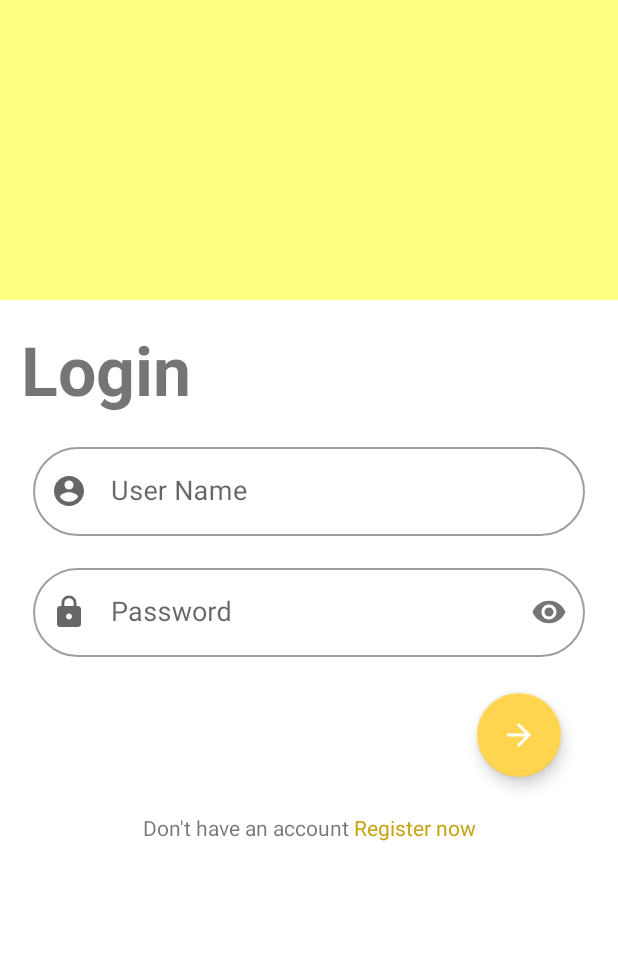
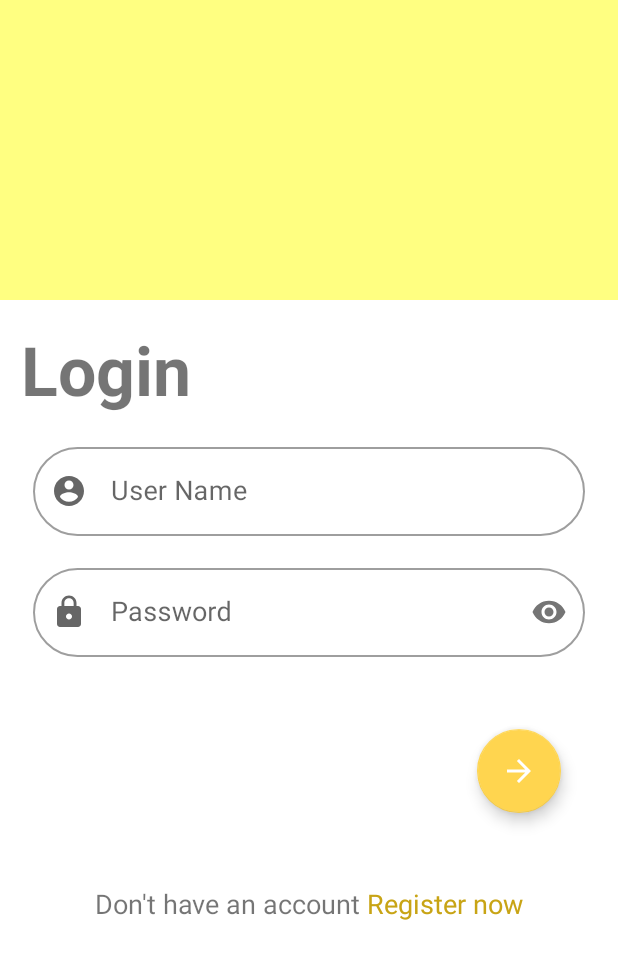
Before and after one commit to mokhtarmoustafa/IPatient, an Android app: the screen it shows after launch (MainActivity), on a phone screen of 412 x 824 dp. Shown: the top 959 px of the screen. Run offline under Robolectric (Android 15) with nearby library versions, the phone set to English and light mode, and no system bars; our stand-ins replace data binding, navigation-ui.

Commit message:
Home screen - show full screen mode

```diff
--- a/app/src/main/java/com/twoam/ipatient/MainActivity.kt
+++ b/app/src/main/java/com/twoam/ipatient/MainActivity.kt
@@ -1,9 +1,11 @@
 package com.twoam.ipatient
 
 import android.app.Activity
+import android.graphics.Color
 import androidx.appcompat.app.AppCompatActivity
 import android.os.Bundle
 import android.view.LayoutInflater
+import android.view.View
 import androidx.annotation.IdRes
 import androidx.navigation.NavController
 import androidx.navigation.Navigation
@@ -23,6 +25,11 @@ class MainActivity : AppCompatActivity() {
     //region Events
     override fun onCreate(savedInstanceState: Bundle?) {
         super.onCreate(savedInstanceState)
+
+        window?.decorView?.systemUiVisibility = (View.SYSTEM_UI_FLAG_LAYOUT_STABLE
+                or View.SYSTEM_UI_FLAG_LAYOUT_FULLSCREEN)
+        window.statusBarColor = Color.TRANSPARENT
+
         binding = ActivityMainBinding.inflate(
             LayoutInflater.from(this)
         )
--- a/app/src/main/res/layout/login_fragment.xml
+++ b/app/src/main/res/layout/login_fragment.xml
@@ -85,7 +85,7 @@
         android:id="@+id/btn_login"
         android:layout_width="wrap_content"
         android:layout_height="wrap_content"
-        android:layout_marginTop="24dp"
+        android:layout_marginTop="48dp"
         android:layout_marginEnd="24dp"
         android:contentDescription="@string/content"
         android:src="@drawable/ic_login"
@@ -97,8 +97,9 @@
         android:id="@+id/tv_register"
         android:layout_width="0dp"
         android:layout_height="wrap_content"
-        android:layout_marginTop="24dp"
+        android:layout_marginTop="48dp"
         android:gravity="center"
+        android:textSize="18sp"
         android:text="@string/don_t_have_an_account_register_now"
         app:layout_constraintEnd_toEndOf="parent"
         app:layout_constraintStart_toStartOf="parent"
--- a/app/src/main/res/values-night/themes.xml
+++ b/app/src/main/res/values-night/themes.xml
@@ -13,4 +13,17 @@
         <item name="android:statusBarColor" tools:targetApi="l">?attr/colorPrimaryVariant</item>
         <!-- Customize your theme here. -->
     </style>
+
+
+    <style name="OutlinedRoundedBox" parent="Widget.MaterialComponents.TextInputLayout.OutlinedBox">
+        <item name="shapeAppearanceOverlay">
+            @style/ShapeAppearanceOverlay.MyApp.TextInputLayout.Rounded
+        </item>
+    </style>
+
+    <style name="ShapeAppearanceOverlay.MyApp.TextInputLayout.Rounded" parent="">
+        <item name="cornerFamily">rounded</item>
+        <item name="cornerSize">32dp</item>
+    </style>
+
 </resources>
--- /dev/null
+++ b/app/src/main/res/values/attrs.xml
@@ -0,0 +1,6 @@
+<resources>
+    <declare-styleable name="FullscreenAttrs">
+        <attr name="fullscreenBackgroundColor" format="color" />
+        <attr name="fullscreenTextColor" format="color" />
+    </declare-styleable>
+</resources>
--- a/app/src/main/res/values/strings.xml
+++ b/app/src/main/res/values/strings.xml
@@ -13,4 +13,7 @@
     <string name="user_name">User Name</string>
     <string name="password">Password</string>
     <string name="don_t_have_an_account_register_now">Don\'t have an account <font fgcolor='#c8a415'>Register now</font></string>
+    <string name="title_activity_fullscreen">FullscreenActivity</string>
+    <string name="dummy_button">Dummy Button</string>
+    <string name="dummy_content">DUMMY\nCONTENT</string>
 </resources>
--- a/app/src/main/res/values/themes.xml
+++ b/app/src/main/res/values/themes.xml
@@ -28,5 +28,4 @@
 
 
 
-
 </resources>
```
Also changed, not shown: app/src/main/res/values/colors.xml (+6 -1 lines), app/src/main/res/values/styles.xml (added, +11 -0 lines). Lines whose indentation alone changed are shown as unchanged.
